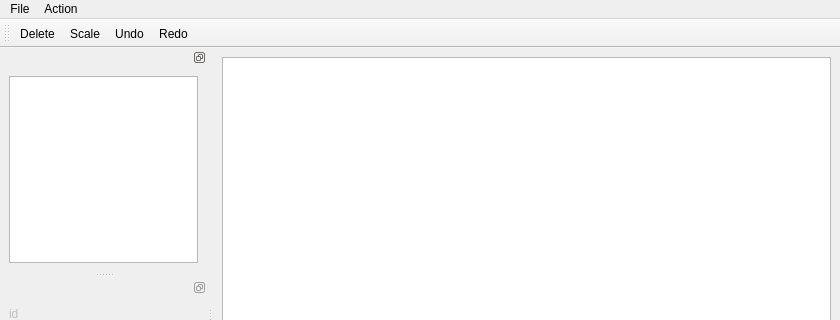
Before: the Qt Designer form epicworld.ui in hami9x/Epic-World-box2d-editor, drawn with Qt 5; both pictures show x 0 to 840 and y 0 to 320 of the 840 by 608 pixel window.
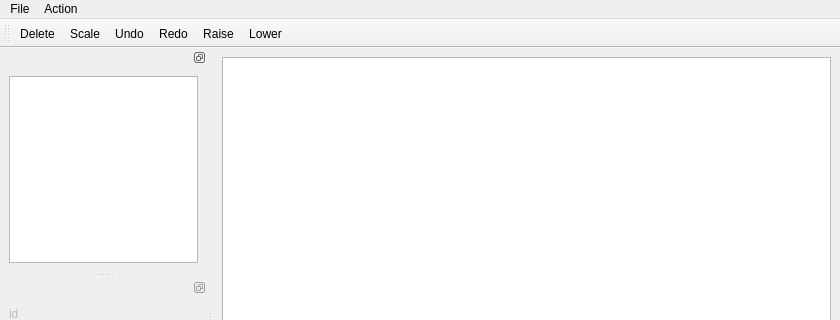
After: the same form once the commit is applied.

Commit message: Add panning capability (with Ctrl key), fix the view for big objects. Add ordering capability with Raise and Lower actions. *Marks version 1.2*

What changed in the file:
```diff
--- a/epicworld.ui
+++ b/epicworld.ui
@@ -102,6 +102,8 @@
    <addaction name="actionScale"/>
    <addaction name="actionUndo"/>
    <addaction name="actionRedo"/>
+   <addaction name="actionRaise"/>
+   <addaction name="actionLower"/>
   </widget>
   <widget class="QDockWidget" name="propertiesDock">
    <property name="enabled">
@@ -299,6 +301,22 @@
     <string>Ctrl+Shift+S</string>
    </property>
   </action>
+  <action name="actionRaise">
+   <property name="text">
+    <string>Raise</string>
+   </property>
+   <property name="shortcut">
+    <string>Ctrl+.</string>
+   </property>
+  </action>
+  <action name="actionLower">
+   <property name="text">
+    <string>Lower</string>
+   </property>
+   <property name="shortcut">
+    <string>Ctrl+,</string>
+   </property>
+  </action>
  </widget>
  <resources/>
  <connections/>
```
Left out of the diff: 2 changed lines with no effect on the pictures. The commit also changes 4 other files.
